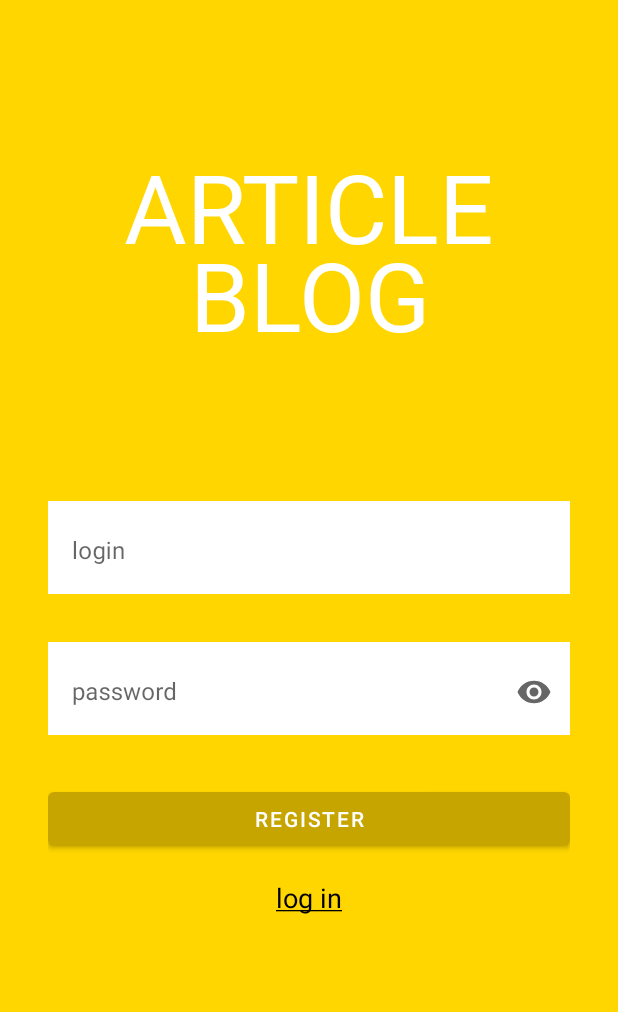
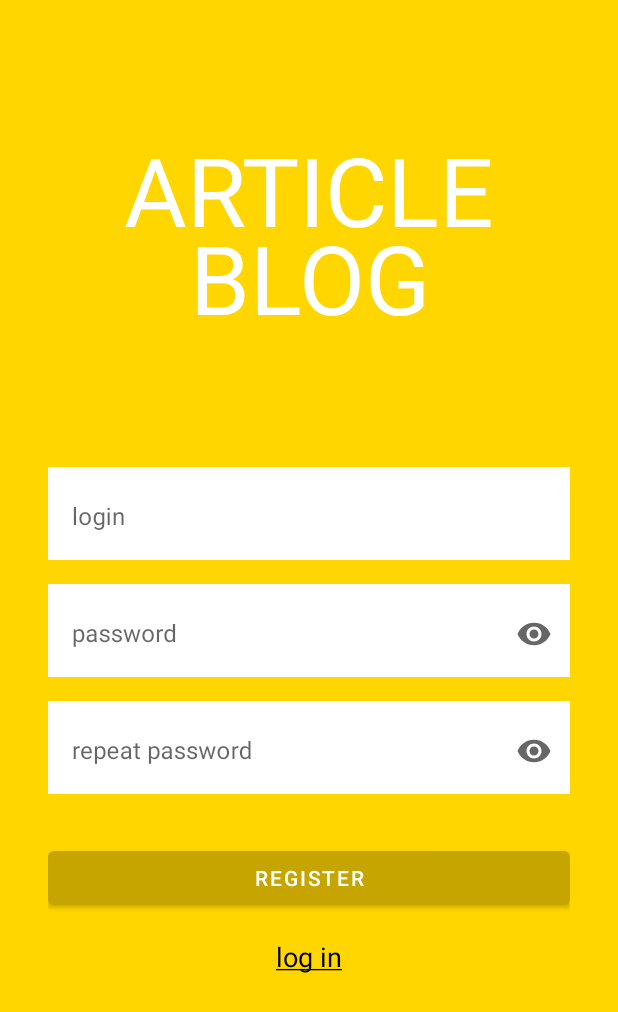
Before and after one commit to Hestonic/ArticleBlog, an Android app: the RegistrationFragment screen opened through its navigation route, on a phone screen of 412 x 824 dp. Shown: the top 1012 px of the screen. Run offline under Robolectric (Android 15) with nearby library versions, the phone set to English and light mode, and no system bars; our stand-ins replace Dagger/Hilt's generated code; 2 statements that could not run were skipped.

Commit message:
Add repeat password text field to fragment_registration.xml

```diff
--- a/app/src/main/res/layout/fragment_registration.xml
+++ b/app/src/main/res/layout/fragment_registration.xml
@@ -33,7 +33,7 @@
         android:hint="@string/login"
         app:boxStrokeWidth="0dp"
         app:boxStrokeWidthFocused="0dp"
-        app:layout_constraintBottom_toTopOf="@id/space_center"
+        app:layout_constraintBottom_toTopOf="@id/password_repeat_layout"
         app:layout_constraintEnd_toEndOf="parent"
         app:layout_constraintStart_toStartOf="parent">
 
@@ -46,17 +46,32 @@
 
     </com.google.android.material.textfield.TextInputLayout>
 
-    <Space
-        android:id="@+id/space_center"
-        android:layout_width="wrap_content"
+    <com.google.android.material.textfield.TextInputLayout
+        android:id="@+id/password_layout"
+        style="@style/Widget.MaterialComponents.TextInputLayout.OutlinedBox"
+        android:layout_width="match_parent"
         android:layout_height="wrap_content"
-        app:layout_constraintBottom_toBottomOf="parent"
-        app:layout_constraintEnd_toEndOf="parent"
-        app:layout_constraintStart_toStartOf="parent"
-        app:layout_constraintTop_toTopOf="parent" />
+        android:layout_marginTop="16dp"
+        android:background="@color/white"
+        android:hint="@string/repeat_password"
+        app:boxStrokeWidth="0dp"
+        app:boxStrokeWidthFocused="0dp"
+        app:endIconMode="password_toggle"
+        app:layout_constraintEnd_toEndOf="@id/login_layout"
+        app:layout_constraintStart_toStartOf="@id/login_layout"
+        app:layout_constraintTop_toBottomOf="@id/password_repeat_layout">
+
+        <com.google.android.material.textfield.TextInputEditText
+            android:id="@+id/password_input"
+            android:layout_width="match_parent"
+            android:layout_height="wrap_content"
+            android:inputType="textPassword"
+            android:maxLength="16" />
+
+    </com.google.android.material.textfield.TextInputLayout>
 
     <com.google.android.material.textfield.TextInputLayout
-        android:id="@+id/password_layout"
+        android:id="@+id/password_repeat_layout"
         style="@style/Widget.MaterialComponents.TextInputLayout.OutlinedBox"
         android:layout_width="match_parent"
         android:layout_height="wrap_content"
@@ -66,12 +81,13 @@
         app:boxStrokeWidth="0dp"
         app:endIconMode="password_toggle"
         app:boxStrokeWidthFocused="0dp"
-        app:layout_constraintEnd_toEndOf="@id/login_layout"
-        app:layout_constraintStart_toStartOf="@id/login_layout"
-        app:layout_constraintTop_toBottomOf="@id/space_center">
+        app:layout_constraintBottom_toBottomOf="parent"
+        app:layout_constraintEnd_toEndOf="parent"
+        app:layout_constraintStart_toStartOf="parent"
+        app:layout_constraintTop_toTopOf="parent">
 
         <com.google.android.material.textfield.TextInputEditText
-            android:id="@+id/password_input"
+            android:id="@+id/password_repeat_input"
             android:layout_width="match_parent"
             android:layout_height="wrap_content"
             android:inputType="textPassword"
--- a/app/src/main/res/values/strings.xml
+++ b/app/src/main/res/values/strings.xml
@@ -16,4 +16,5 @@
     <string name="read"><u>Прочитать</u></string>
     <string name="like_value_label">количество лайков</string>
     <string name="eye_value_label">количество просмотров</string>
+    <string name="repeat_password">repeat password</string>
 </resources>
```
